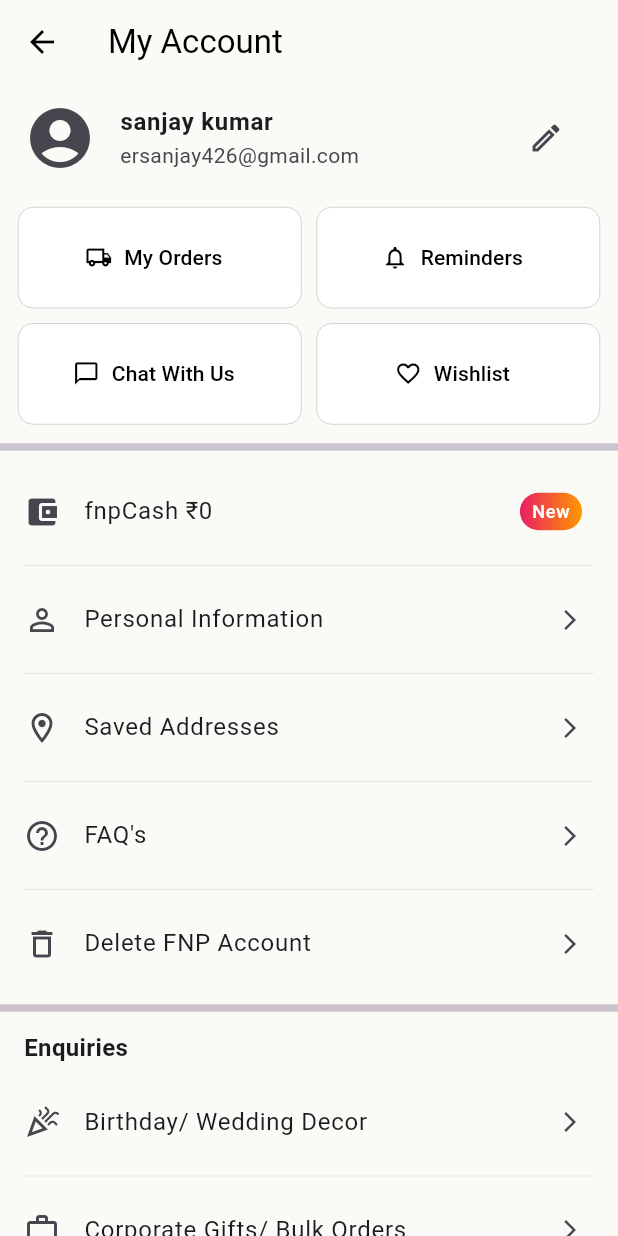
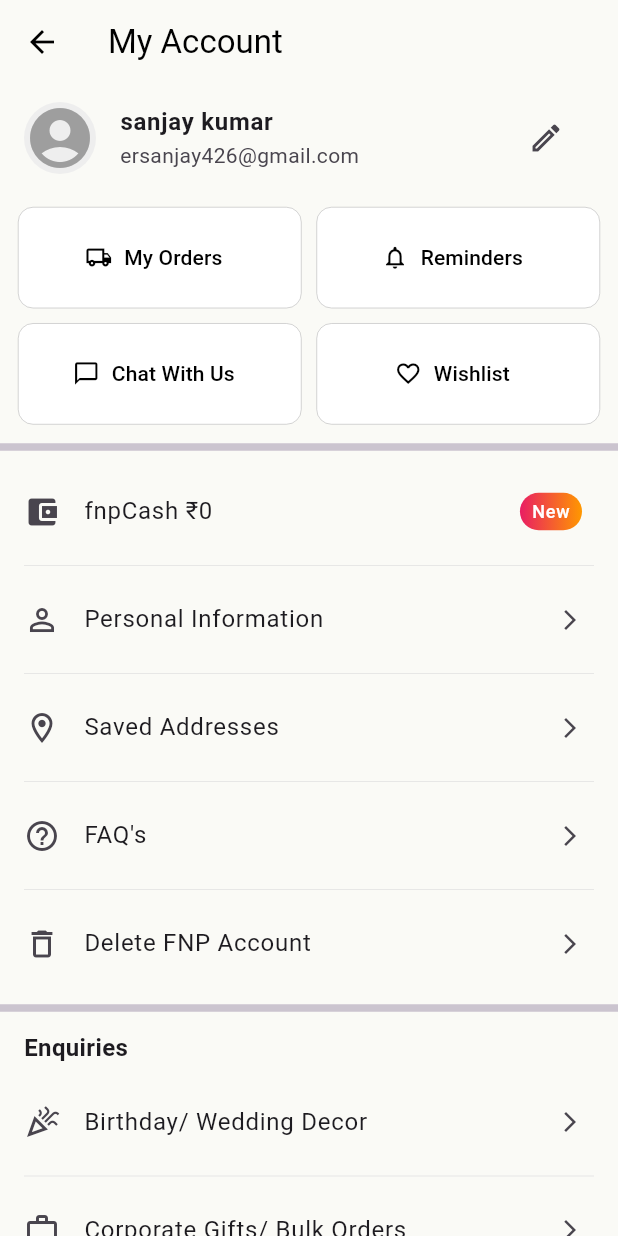
Before and after one commit to Ersanju/firebase-flutter-setup-authentication, a Flutter app: the AccountPage screen opened directly, on a phone screen of 412 x 824 dp. Run offline on Flutter 3.47's test engine with Material 3 defaults, Android fonts, the phone set to English and light mode, and no system bars; our stand-ins replace country_code_picker, firebase_core, geocoding, geolocator, image_picker; accounts and stored records are empty.

```diff
--- a/lib/widgets/account_page/account_page.dart
+++ b/lib/widgets/account_page/account_page.dart
@@ -1,11 +1,30 @@
+import 'dart:io';
+
 import 'package:firebase_setup_console/widgets/account_page/reminder_page.dart';
 import 'package:flutter/material.dart';
+import 'package:image_picker/image_picker.dart';
 
 import 'chat_with_us.dart';
 import 'edit_profile_page.dart';
 
-class AccountPage extends StatelessWidget {
+class AccountPage extends StatefulWidget {
   const AccountPage({super.key});
+
+  @override
+  State<AccountPage> createState() => _AccountPageState();
+}
+
+class _AccountPageState extends State<AccountPage> {
+  File? _profileImage;
+
+  Future<void> _pickImage() async {
+    final pickedFile = await ImagePicker().pickImage(source: ImageSource.gallery);
+    if (pickedFile != null) {
+      setState(() {
+        _profileImage = File(pickedFile.path);
+      });
+    }
+  }
 
   @override
   Widget build(BuildContext context) {
@@ -22,7 +41,18 @@ class AccountPage extends StatelessWidget {
           children: [
             // Profile Info
             ListTile(
-              leading: const Icon(Icons.account_circle, size: 48),
+              leading: GestureDetector(
+                onTap: _pickImage,
+                child: CircleAvatar(
+                  radius: 24,
+                  backgroundImage:
+                  _profileImage != null ? FileImage(_profileImage!) : null,
+                  child: _profileImage == null
+                      ? Icon(Icons.account_circle, size: 48, color: Colors.grey)
+                      : null,
+                  backgroundColor: Colors.grey.shade200,
+                ),
+              ),
               title: const Text('sanjay kumar',
                   style: TextStyle(fontWeight: FontWeight.bold)),
               subtitle: const Text('ersanjay426@gmail.com'),
--- a/pubspec.yaml
+++ b/pubspec.yaml
@@ -21,6 +21,7 @@ dependencies:
   geocoding: ^3.0.0
   permission_handler: ^11.3.0
   intl: ^0.20.2
+  image_picker: ^1.1.2
 
 dev_dependencies:
   flutter_test:
```
Also changed, not shown: lib/widgets/account_page/edit_profile_page.dart (+20 -17 lines), pubspec.lock.
